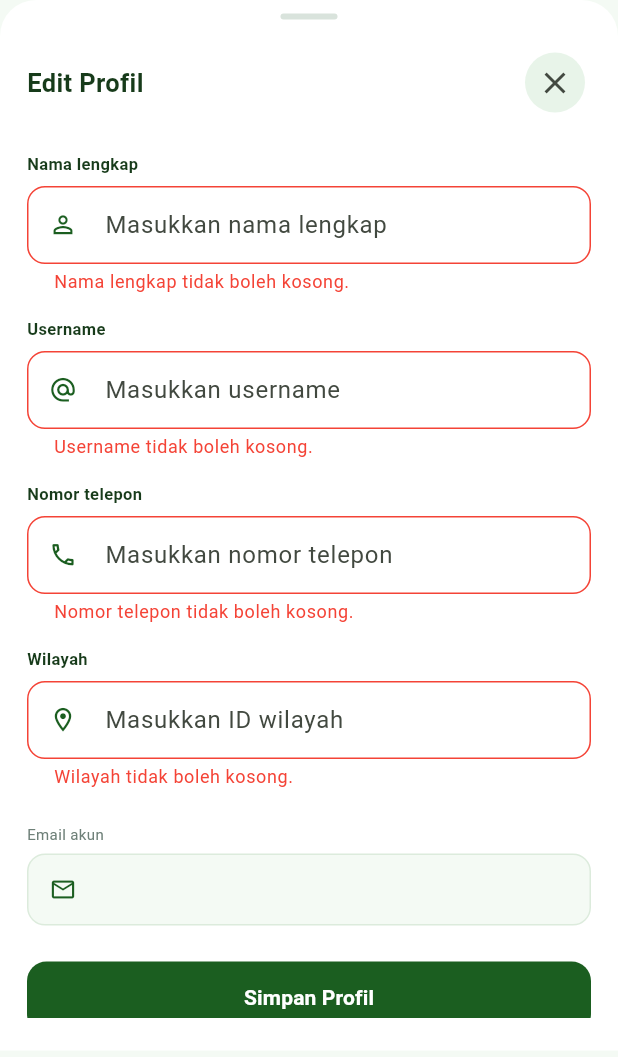
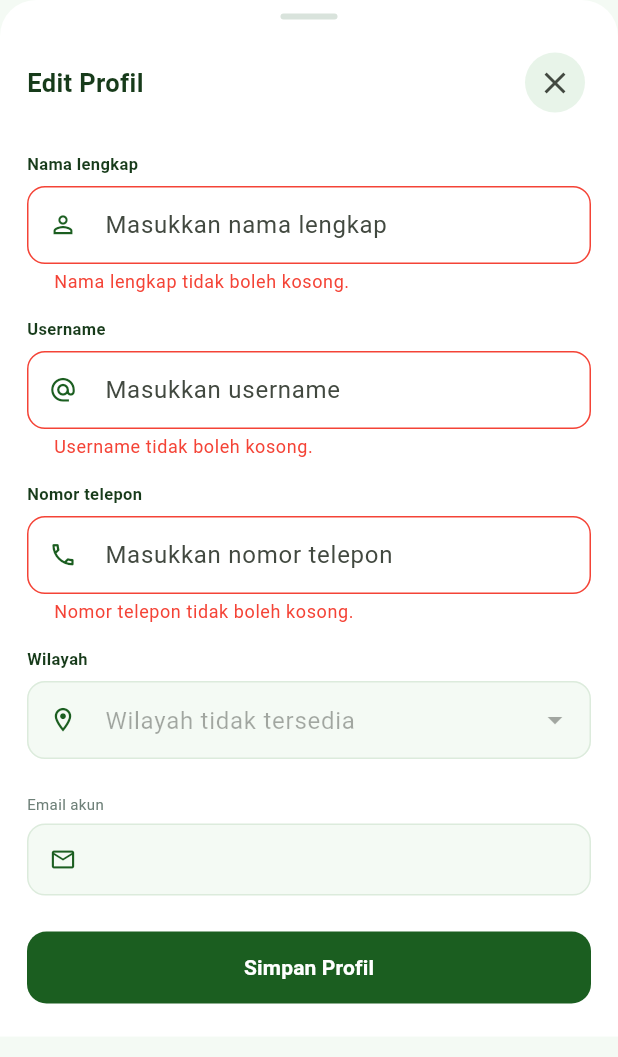
Before and after one commit to mberrr-pale/TeraNusa, a Flutter app: the EditProfileSheet widget shown alone on an empty page, opened directly, after a tap on "Simpan Profil", on a phone screen of 412 x 824 dp. Shown: the top 1057 px of the screen. Run offline on Flutter 3.47's test engine with Material 3 defaults, Android fonts, the phone set to English and light mode, and no system bars; drawn by our look-alikes of dropdown_search; our stand-ins replace drift, drift_flutter, flutter_dotenv, flutter_riverpod, go_router, image_cropper and 3 more; accounts and stored records are empty; generated files the repository leaves out were written again.

Commit message:
Fix input wilayah pada edit profile ke readonly & ubah ke readable data wilayah

```diff
--- a/lib/features/profile/presentation/widgets/edit_profile_sheet.dart
+++ b/lib/features/profile/presentation/widgets/edit_profile_sheet.dart
@@ -1,5 +1,9 @@
 import 'package:flutter/material.dart';
 import 'package:flutter_riverpod/flutter_riverpod.dart';
+import 'package:dropdown_search/dropdown_search.dart';
+
+import '../../../../data/models/region_model.dart';
+import '../../../region/presentation/providers/region_provider.dart';
 
 import '../../../../core/theme/app_colors.dart';
 import '../../../../core/widgets/app_dialog.dart';
@@ -20,7 +24,7 @@ class _EditProfileSheetState extends ConsumerState<EditProfileSheet> {
   final _nameController = TextEditingController();
   final _usernameController = TextEditingController();
   final _phoneController = TextEditingController();
-  final _regionController = TextEditingController();
+  String? _regionId;
 
   bool _isLoading = false;
   bool _initialized = false;
@@ -30,7 +34,6 @@ class _EditProfileSheetState extends ConsumerState<EditProfileSheet> {
     _nameController.dispose();
     _usernameController.dispose();
     _phoneController.dispose();
-    _regionController.dispose();
     super.dispose();
   }
 
@@ -42,7 +45,7 @@ class _EditProfileSheetState extends ConsumerState<EditProfileSheet> {
     _nameController.text = profile.name;
     _usernameController.text = profile.username;
     _phoneController.text = profile.phone;
-    _regionController.text = profile.regionId;
+    _regionId = profile.regionId;
 
     _initialized = true;
   }
@@ -62,7 +65,7 @@ class _EditProfileSheetState extends ConsumerState<EditProfileSheet> {
           name: _nameController.text.trim(),
           username: _usernameController.text.trim(),
           phone: _phoneController.text.trim(),
-          regionId: _regionController.text.trim(),
+          regionId: _regionId ?? '',
         ),
       );
 
@@ -153,6 +156,9 @@ class _EditProfileSheetState extends ConsumerState<EditProfileSheet> {
                         child: Text('Data profil tidak ditemukan.'),
                       );
                     }
+                    final regionAsync = ref.watch(
+                      getRegionByIdProvider(profile.regionId),
+                    );
 
                     // Initialize directly from current AsyncValue.
                     _initializeProfile(profile);
@@ -185,11 +191,21 @@ class _EditProfileSheetState extends ConsumerState<EditProfileSheet> {
                               keyboardType: TextInputType.phone,
                             ),
 
-                            _buildTextField(
-                              label: 'Wilayah',
-                              hint: 'Masukkan ID wilayah',
-                              controller: _regionController,
-                              icon: Icons.location_on_outlined,
+                            regionAsync.when(
+                              loading: () => const Padding(
+                                padding: EdgeInsets.only(bottom: 15),
+                                child: LinearProgressIndicator(),
+                              ),
+
+                              error: (error, stack) => const Padding(
+                                padding: EdgeInsets.only(bottom: 15),
+                                child: Text(
+                                  'Gagal memuat data wilayah.',
+                                  style: TextStyle(color: Colors.red),
+                                ),
+                              ),
+
+                              data: (region) => _buildRegionDropdown(region),
                             ),
 
                             const SizedBox(height: 8),
@@ -349,6 +365,74 @@ class _EditProfileSheetState extends ConsumerState<EditProfileSheet> {
     );
   }
 
+  // ================= DROPDOWN REGION =================
+  Widget _buildRegionDropdown(RegionModel? region) {
+    return Padding(
+      padding: const EdgeInsets.only(bottom: 15),
+      child: Column(
+        crossAxisAlignment: CrossAxisAlignment.start,
+        children: [
+          const Text(
+            'Wilayah',
+            style: TextStyle(
+              fontSize: 11,
+              fontWeight: FontWeight.w600,
+              color: AppColors.heading,
+            ),
+          ),
+
+          const SizedBox(height: 7),
+
+          DropdownSearch<RegionModel>(
+            selectedItem: region,
+
+            enabled: false,
+
+            items: (filter, loadProps) async {
+              return region == null ? [] : [region];
+            },
+
+            itemAsString: (region) {
+              return '${region.village}, '
+                  '${region.district}, '
+                  '${region.city}, '
+                  '${region.province}';
+            },
+
+            compareFn: (a, b) {
+              return a.regionId == b.regionId;
+            },
+
+            decoratorProps: DropDownDecoratorProps(
+              decoration: InputDecoration(
+                hintText: 'Wilayah tidak tersedia',
+                prefixIcon: const Icon(
+                  Icons.location_on_outlined,
+                  color: AppColors.primary,
+                  size: 19,
+                ),
+                filled: true,
+                fillColor: AppColors.background,
+                contentPadding: const EdgeInsets.symmetric(
+                  horizontal: 14,
+                  vertical: 14,
+                ),
+                border: OutlineInputBorder(
+                  borderRadius: BorderRadius.circular(12),
+                  borderSide: const BorderSide(color: AppColors.border),
+                ),
+                disabledBorder: OutlineInputBorder(
+                  borderRadius: BorderRadius.circular(12),
+                  borderSide: const BorderSide(color: AppColors.border),
+                ),
+              ),
+            ),
+          ),
+        ],
+      ),
+    );
+  }
+
   // ================= SAVE BUTTON =================
 
   Widget _buildSaveButton() {
--- a/lib/features/region/data/repositories/region_repository_impl.dart
+++ b/lib/features/region/data/repositories/region_repository_impl.dart
@@ -19,4 +19,9 @@ class RegionRepositoryImpl implements RegionRepository {
       limit: limit,
     );
   }
+
+  @override
+  Future<RegionModel?> getRegionById(String regionId) {
+    return remoteDataSource.getRegionById(regionId);
+  }
 }
--- a/lib/features/region/domain/repositories/region_repository.dart
+++ b/lib/features/region/domain/repositories/region_repository.dart
@@ -6,4 +6,6 @@ abstract class RegionRepository {
     int page = 0,
     int limit = 20,
   });
+
+  Future<RegionModel?> getRegionById(String regionId);
 }
--- a/lib/features/region/presentation/providers/region_provider.dart
+++ b/lib/features/region/presentation/providers/region_provider.dart
@@ -5,6 +5,8 @@ import '../../../../core/config/supabase_config.dart';
 import '../../data/datasources/region_remote_datasource.dart';
 import '../../data/repositories/region_repository_impl.dart';
 import '../../domain/repositories/region_repository.dart';
+import '../../domain/usecases/get_region_by_id.dart';
+import '../../../../data/models/region_model.dart';
 
 final regionRemoteDataSourceProvider = Provider<RegionRemoteDataSource>((ref) {
   return RegionRemoteDataSource(SupabaseConfig.client);
@@ -13,3 +15,18 @@ final regionRemoteDataSourceProvider = Provider<RegionRemoteDataSource>((ref) {
 final regionRepositoryProvider = Provider<RegionRepository>((ref) {
   return RegionRepositoryImpl(ref.watch(regionRemoteDataSourceProvider));
 });
+
+final getRegionByIdUseCaseProvider = Provider<GetRegionById>((ref) {
+  return GetRegionById(ref.watch(regionRepositoryProvider));
+});
+
+final getRegionByIdProvider = FutureProvider.family<RegionModel?, String>((
+  ref,
+  regionId,
+) async {
+  if (regionId.isEmpty) return null;
+
+  final useCase = ref.watch(getRegionByIdUseCaseProvider);
+
+  return useCase(regionId);
+});
```
Also changed, not shown: lib/features/region/data/datasources/region_remote_datasource.dart (+12 -0 lines), lib/features/region/domain/usecases/get_region_by_id.dart (added, +12 -0 lines).
